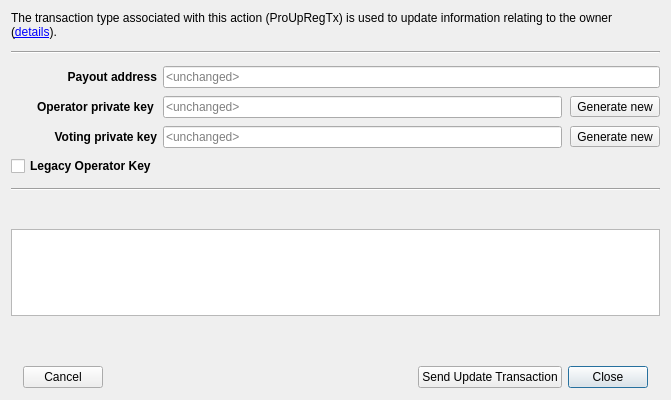
The window that src/ui/ui_upd_mn_registrar_dlg.ui (Bertrand256/dash-masternode-tool) describes before a commit, drawn with Qt 5.
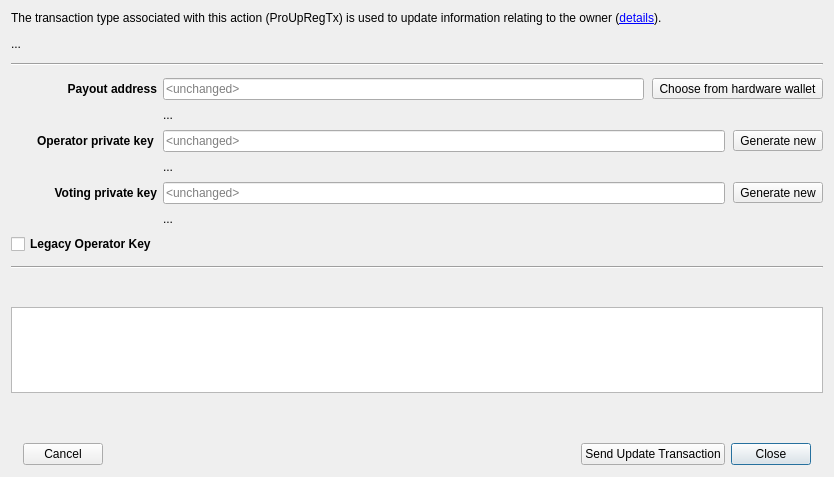
The same window after the commit.

Commit message: New: select dash address from hardware wallet in: the register, update service, update registrar windows Improving the windows mentioned above.

Patch:
```diff
--- a/src/ui/ui_upd_mn_registrar_dlg.ui
+++ b/src/ui/ui_upd_mn_registrar_dlg.ui
@@ -6,8 +6,8 @@
    <rect>
     <x>0</x>
     <y>0</y>
-    <width>671</width>
-    <height>400</height>
+    <width>834</width>
+    <height>477</height>
    </rect>
   </property>
   <property name="sizePolicy">
@@ -42,6 +42,16 @@
      </property>
     </widget>
    </item>
+   <item>
+    <widget class="QLabel" name="lblGeneralErrorMsg">
+     <property name="text">
+      <string>...</string>
+     </property>
+     <property name="wordWrap">
+      <bool>true</bool>
+     </property>
+    </widget>
+   </item>
    <item>
     <widget class="Line" name="line_2">
      <property name="orientation">
@@ -67,7 +77,7 @@
         <verstretch>0</verstretch>
        </sizepolicy>
       </property>
-      <layout class="QGridLayout" name="gridLayout" rowstretch="0,0,0,0,0">
+      <layout class="QGridLayout" name="gridLayout" rowstretch="0,0,0,0,0,0,0,0">
        <property name="sizeConstraint">
         <enum>QLayout::SetMinimumSize</enum>
        </property>
@@ -86,6 +96,22 @@
        <property name="verticalSpacing">
         <number>8</number>
        </property>
+       <item row="1" column="0">
+        <widget class="QLabel" name="lblPayoutAddress">
+         <property name="font">
+          <font>
+           <weight>75</weight>
+           <bold>true</bold>
+          </font>
+         </property>
+         <property name="text">
+          <string>Payout address</string>
+         </property>
+         <property name="alignment">
+          <set>Qt::AlignRight|Qt::AlignTrailing|Qt::AlignVCenter</set>
+         </property>
+        </widget>
+       </item>
        <item row="1" column="1">
         <layout class="QHBoxLayout" name="layPayoutAddress">
          <property name="spacing">
@@ -101,33 +127,19 @@
            </property>
           </widget>
          </item>
-        </layout>
-       </item>
-       <item row="2" column="1">
-        <layout class="QHBoxLayout" name="layOperatorKey">
-         <property name="spacing">
-          <number>8</number>
-         </property>
          <item>
-          <widget class="QLineEdit" name="edtOperatorKey">
-           <property name="placeholderText">
-            <string>&lt;unchanged&gt;</string>
+          <widget class="QToolButton" name="btnChooseAddressFromWallet">
+           <property name="toolTip">
+            <string>Choose a Dash address for masternode rewards from your hardware wallet</string>
            </property>
-           <property name="clearButtonEnabled">
-            <bool>true</bool>
-           </property>
-          </widget>
-         </item>
-         <item>
-          <widget class="QToolButton" name="btnGenerateOperatorKey">
            <property name="text">
-            <string>Generate new</string>
+            <string>Choose from hardware wallet</string>
            </property>
           </widget>
          </item>
         </layout>
        </item>
-       <item row="2" column="0">
+       <item row="3" column="0">
         <widget class="QLabel" name="lblOperatorKey">
          <property name="text">
           <string>&lt;b&gt;Operator private key&lt;/b&gt; </string>
@@ -137,8 +149,8 @@
          </property>
         </widget>
        </item>
-       <item row="1" column="0">
-        <widget class="QLabel" name="lblPayoutAddress">
+       <item row="7" column="0">
+        <widget class="QCheckBox" name="chbLegacyOperatorKey">
          <property name="font">
           <font>
            <weight>75</weight>
@@ -146,14 +158,65 @@
           </font>
          </property>
          <property name="text">
-          <string>Payout address</string>
+          <string>Legacy Operator Key</string>
          </property>
-         <property name="alignment">
-          <set>Qt::AlignRight|Qt::AlignTrailing|Qt::AlignVCenter</set>
+        </widget>
+       </item>
+       <item row="4" column="1">
+        <widget class="QLabel" name="lblOperatorKeyMsg">
+         <property name="text">
+          <string>...</string>
+         </property>
+         <property name="wordWrap">
+          <bool>true</bool>
          </property>
         </widget>
        </item>
        <item row="3" column="1">
+        <layout class="QHBoxLayout" name="layOperatorKey">
+         <property name="spacing">
+          <number>8</number>
+         </property>
+         <item>
+          <widget class="QLineEdit" name="edtOperatorKey">
+           <property name="placeholderText">
+            <string>&lt;unchanged&gt;</string>
+           </property>
+           <property name="clearButtonEnabled">
+            <bool>true</bool>
+           </property>
+          </widget>
+         </item>
+         <item>
+          <widget class="QToolButton" name="btnGenerateOperatorKey">
+           <property name="text">
+            <string>Generate new</string>
+           </property>
+          </widget>
+         </item>
+        </layout>
+       </item>
+       <item row="5" column="0">
+        <widget class="QLabel" name="lblVotingKey">
+         <property name="text">
+          <string>&lt;b&gt;Voting private key&lt;/b&gt;</string>
+         </property>
+         <property name="alignment">
+          <set>Qt::AlignRight|Qt::AlignTrailing|Qt::AlignVCenter</set>
+         </property>
+        </widget>
+       </item>
+       <item row="2" column="1">
+        <widget class="QLabel" name="lblPayoutAddressMsg">
+         <property name="text">
+          <string>...</string>
+         </property>
+         <property name="wordWrap">
+          <bool>true</bool>
+         </property>
+        </widget>
+       </item>
+       <item row="5" column="1">
         <layout class="QHBoxLayout" name="layVotingKey">
          <property name="spacing">
           <number>8</number>
@@ -177,29 +240,13 @@
          </item>
         </layout>
        </item>
-       <item row="3" column="0">
-        <widget class="QLabel" name="lblVotingKey">
+       <item row="6" column="1">
+        <widget class="QLabel" name="lblVotingKeyMsg">
          <property name="text">
-          <string>&lt;b&gt;Voting private key&lt;/b&gt;</string>
+          <string>...</string>
          </property>
-         <property name="alignment">
-          <set>Qt::AlignRight|Qt::AlignTrailing|Qt::AlignVCenter</set>
-         </property>
-        </widget>
-       </item>
-       <item row="4" column="0">
-        <widget class="QCheckBox" name="chbLegacyOperatorKey">
-         <property name="font">
-          <font>
-           <weight>75</weight>
-           <bold>true</bold>
-          </font>
-         </property>
-         <property name="toolTip">
-          <string>Check this for masternodes registered prior to the v19 hard fork</string>
-         </property>
-         <property name="text">
-          <string>Legacy Operator Key</string>
+         <property name="wordWrap">
+          <bool>true</bool>
          </property>
         </widget>
        </item>
```
Left out of the diff: 3 changed lines with no effect on the pictures. The commit also changes 13 other files.
